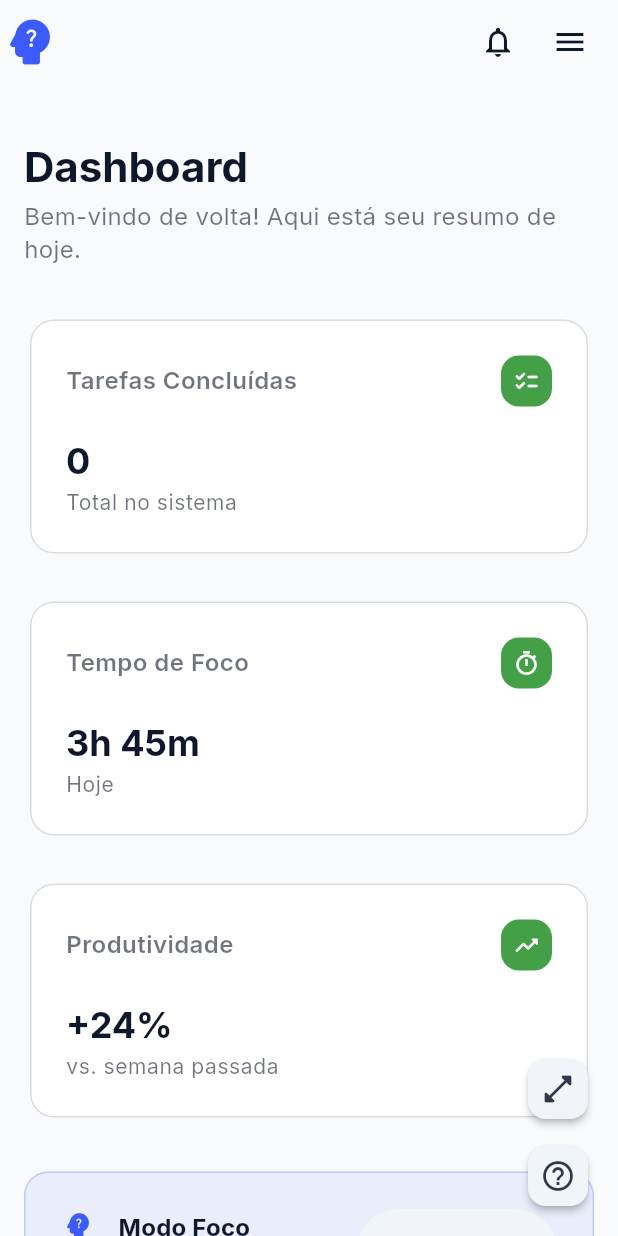
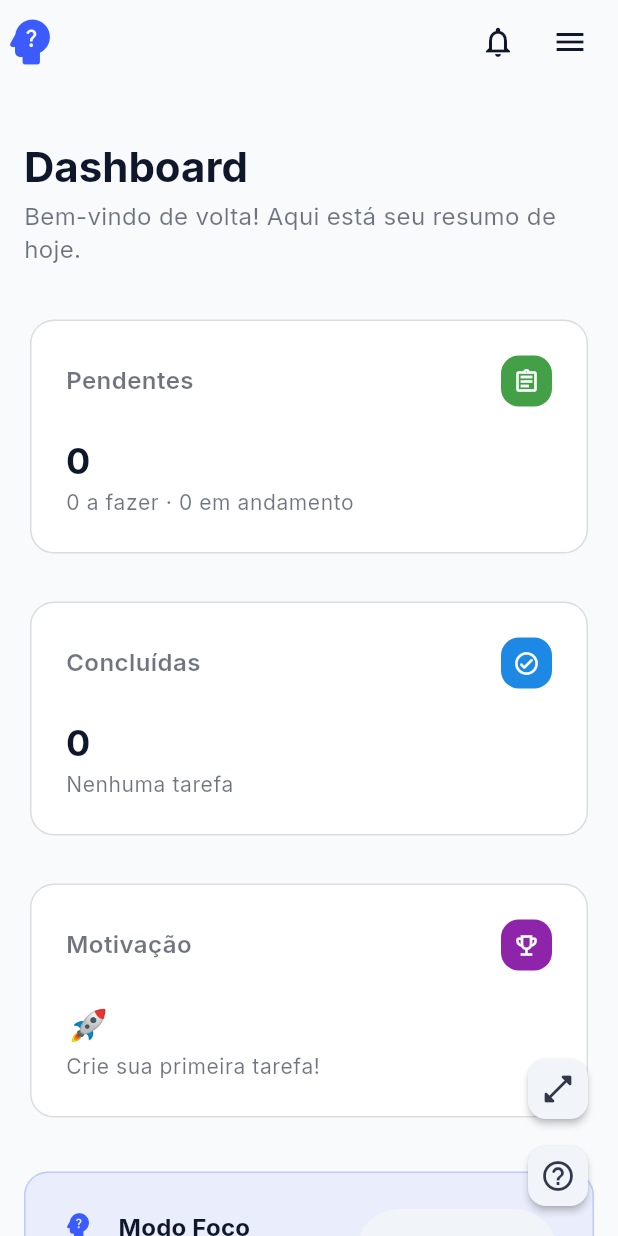
Before and after one commit to mindeaseapp/mindease-focus-tc5, a Flutter app: the DashboardPage screen opened directly, on a phone screen of 412 x 824 dp. Run offline on Flutter 3.47's test engine with Material 3 defaults, Android fonts, the light colour scheme and no system bars; our stand-ins replace flutter_local_notifications, supabase_flutter; missing offline and left inert: dart:html; accounts and stored records are empty.

Commit message:
feat: ajustes de bugs e ajuste no dashboard

```diff
--- a/lib/features/dashboard/presentation/controllers/dashboard_controller.dart
+++ b/lib/features/dashboard/presentation/controllers/dashboard_controller.dart
@@ -1,5 +1,6 @@
 import 'package:flutter/material.dart';
 import 'package:mindease_focus/features/tasks/domain/models/task_model.dart';
+import 'package:mindease_focus/features/dashboard/presentation/pages/dashboard_styles.dart';
 
 class DashboardController extends ChangeNotifier {
   bool _welcomeHandled = false;
@@ -11,40 +12,68 @@ class DashboardController extends ChangeNotifier {
     notifyListeners();
   }
 
-  // Futuramente isso viria de UseCases reais
   List<DashboardMetric> getMetrics(List<Task> tasks) {
+    final total = tasks.length;
+    final pendingCount = tasks.where((t) => t.status == TaskStatus.todo).length;
+    final inProgressCount = tasks.where((t) => t.status == TaskStatus.inProgress).length;
     final doneCount = tasks.where((t) => t.status == TaskStatus.done).length;
+
+    // Mensagem motivacional baseada no progresso
+    String motivationalValue;
+    String motivationalSubtitle;
+
+    if (total == 0) {
+      motivationalValue = '🚀';
+      motivationalSubtitle = 'Crie sua primeira tarefa!';
+    } else if (doneCount == total) {
+      motivationalValue = '🎉';
+      motivationalSubtitle = 'Todas as tarefas concluídas!';
+    } else if (doneCount > total / 2) {
+      motivationalValue = '🔥';
+      motivationalSubtitle = 'Continue assim, falta pouco!';
+    } else if (inProgressCount > 0) {
+      motivationalValue = '💪';
+      motivationalSubtitle = 'Você está no caminho certo!';
+    } else {
+      motivationalValue = '⏳';
+      motivationalSubtitle = 'Hora de começar!';
+    }
 
     return [
       DashboardMetric(
-        title: 'Tarefas Concluídas',
+        kind: DashboardMetricKind.done,
+        title: 'Pendentes',
+        value: (pendingCount + inProgressCount).toString(),
+        subtitle: '$pendingCount a fazer · $inProgressCount em andamento',
+        icon: Icons.assignment_outlined,
+      ),
+      DashboardMetric(
+        kind: DashboardMetricKind.focus,
+        title: 'Concluídas',
         value: doneCount.toString(),
-        subtitle: 'Total no sistema',
-        icon: Icons.checklist_rounded,
+        subtitle: total > 0 ? '${(doneCount * 100 ~/ total)}% do total' : 'Nenhuma tarefa',
+        icon: Icons.check_circle_outline_rounded,
       ),
-      const DashboardMetric(
-        title: 'Tempo de Foco',
-        value: '3h 45m',
-        subtitle: 'Hoje',
-        icon: Icons.timer_outlined,
-      ),
-      const DashboardMetric(
-        title: 'Produtividade',
-        value: '+24%',
-        subtitle: 'vs. semana passada',
-        icon: Icons.trending_up_rounded,
+      DashboardMetric(
+        kind: DashboardMetricKind.productivity,
+        title: 'Motivação',
+        value: motivationalValue,
+        subtitle: motivationalSubtitle,
+        icon: Icons.emoji_events_outlined,
       ),
     ];
   }
 }
 
 class DashboardMetric {
+  final DashboardMetricKind kind;
   final String title;
   final String value;
   final String subtitle;
   final IconData icon;
 
   const DashboardMetric({
+    required this.kind,
     required this.title,
     required this.value,
     required this.subtitle,
--- a/lib/features/dashboard/presentation/pages/dashboard_page.dart
+++ b/lib/features/dashboard/presentation/pages/dashboard_page.dart
@@ -34,14 +34,19 @@ class DashboardPage extends StatefulWidget {
 }
 
 class _DashboardPageState extends State<DashboardPage> {
+  bool _tasksLoaded = false;
 
   @override
   void didChangeDependencies() {
     super.didChangeDependencies();
     _handleWelcomeModal();
-    WidgetsBinding.instance.addPostFrameCallback((_) {
-      context.read<TaskController>().loadTasks();
-    });
+    if (!_tasksLoaded) {
+      _tasksLoaded = true;
+      WidgetsBinding.instance.addPostFrameCallback((_) {
+        if (!mounted) return;
+        context.read<TaskController>().loadTasks();
+      });
+    }
   }
 
   void _handleWelcomeModal() {
@@ -108,7 +113,7 @@ class _DashboardPageState extends State<DashboardPage> {
 
     final taskController = context.watch<TaskController>();
     final metrics = dashboardController.getMetrics(taskController.tasks).map((m) => _MetricData(
-      kind: DashboardMetricKind.done,
+      kind: m.kind,
       title: m.title,
       value: m.value,
       subtitle: m.subtitle,
--- a/lib/features/profile/domain/models/user_preferences/user_preferences_model.dart
+++ b/lib/features/profile/domain/models/user_preferences/user_preferences_model.dart
@@ -11,6 +11,8 @@ class UserPreferencesModel {
   final bool pushNotifications;
   final bool notificationSounds;
   final InterfaceComplexity complexity;
+  final FontSizePreference fontSize;
+  final ElementSpacing elementSpacing;
 
   UserPreferencesModel({
     required this.userId,
@@ -23,6 +25,8 @@ class UserPreferencesModel {
     required this.pushNotifications,
     required this.notificationSounds,
     required this.complexity,
+    required this.fontSize,
+    required this.elementSpacing,
   });
 
   factory UserPreferencesModel.fromJson(Map<String, dynamic> json) {
@@ -40,6 +44,14 @@ class UserPreferencesModel {
         (e) => e.name == (json['complexity'] as String?),
         orElse: () => InterfaceComplexity.medium,
       ),
+      fontSize: FontSizePreference.values.firstWhere(
+        (e) => e.name == (json['font_size'] as String?),
+        orElse: () => FontSizePreference.normal,
+      ),
+      elementSpacing: ElementSpacing.values.firstWhere(
+        (e) => e.name == (json['element_spacing'] as String?),
+        orElse: () => ElementSpacing.medium,
+      ),
     );
   }
 
@@ -55,6 +67,8 @@ class UserPreferencesModel {
       'push_notifications': pushNotifications,
       'notification_sounds': notificationSounds,
       'complexity': complexity.name,
+      'font_size': fontSize.name,
+      'element_spacing': elementSpacing.name,
     };
   }
 
@@ -71,6 +85,8 @@ class UserPreferencesModel {
       pushNotifications: true,
       notificationSounds: false,
       complexity: InterfaceComplexity.medium,
+      fontSize: FontSizePreference.normal,
+      elementSpacing: ElementSpacing.medium,
     );
   }
 }
```
Also changed, not shown: lib/features/auth/presentation/controllers/cognitive_panel_controller.dart (+9 -1 lines), lib/features/profile/presentation/controllers/profile_preferences_controller.dart (+40 -0 lines), lib/features/profile/presentation/pages/profile_page.dart (+17 -4 lines), lib/main.dart (+6 -1 lines), 9 other files.
